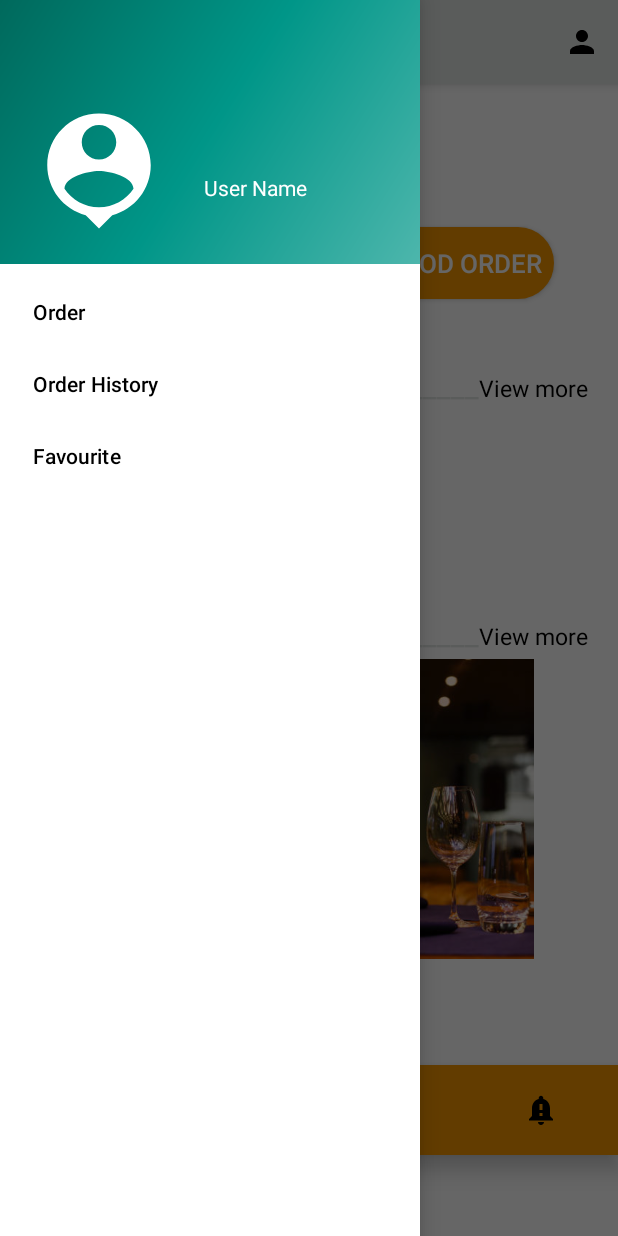
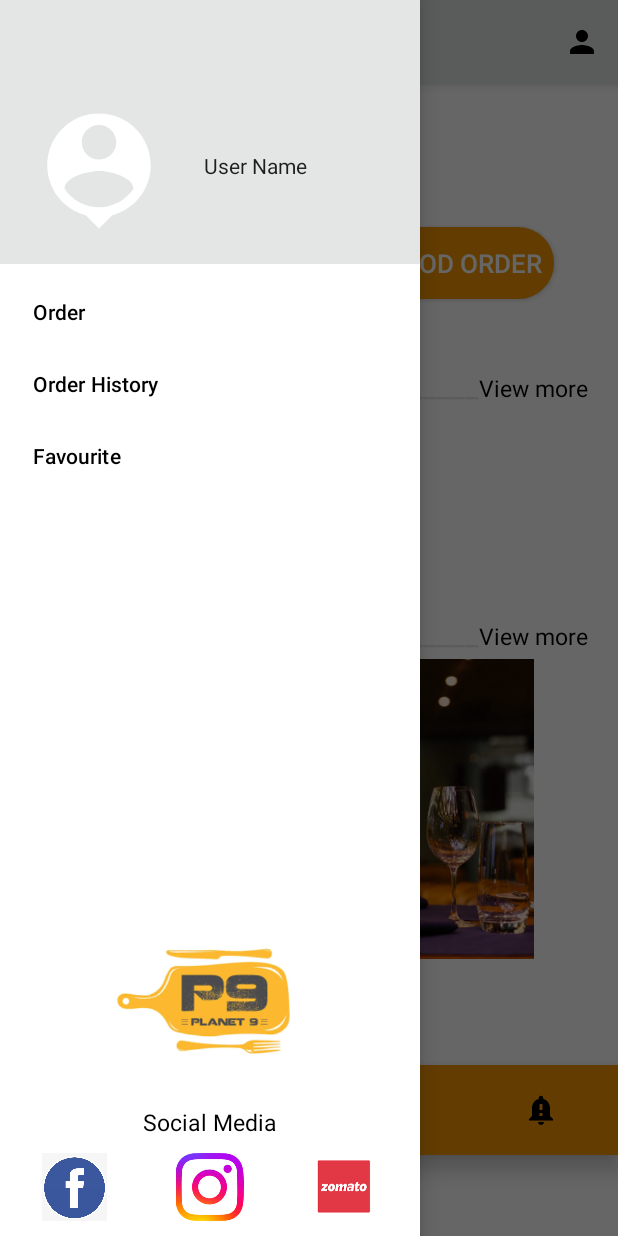
Before and after one commit to nirav131196/LearningApp4, an Android app: the screen it shows after launch (Dashboard_Activity_p9), with the side drawer open, on a phone screen of 412 x 824 dp. Run offline under Robolectric (Android 15) with nearby library versions, the phone set to English and light mode, and no system bars; our stand-ins replace navigation-ui.

Commit message:
COMMIT ON 10/3/2023 12:37 AM

```diff
--- a/LoginApp/app/src/main/java/com/example/loginapp/Dashboard_Activity_p9.java
+++ b/LoginApp/app/src/main/java/com/example/loginapp/Dashboard_Activity_p9.java
@@ -85,6 +85,31 @@ public class Dashboard_Activity_p9 extends AppCompatActivity {
         NavController navController = Navigation.findNavController(this, R.id.nav_host_fragment_content_dashboard_activity_p9);
         NavigationUI.setupActionBarWithNavController(this, navController, mAppBarConfiguration);
         NavigationUI.setupWithNavController(navigationView, navController);
+        navigationView.setNavigationItemSelectedListener(new NavigationView.OnNavigationItemSelectedListener() {
+            @Override
+            public boolean onNavigationItemSelected(@NonNull MenuItem item) {
+
+                switch(item.getItemId())
+                {
+                    case R.id.nav_order:
+                        Intent i2 =new Intent(Dashboard_Activity_p9.this,OrderList_Activity.class);
+                        startActivity(i2);
+                        finish();
+                        return true;
+                    case R.id.nav_history:
+                        Intent i3 =new Intent(Dashboard_Activity_p9.this,OrderHistory.class);
+                        startActivity(i3);
+                        finish();
+                        return true;
+                    case R.id.nav_favourite:
+                        Intent i4 =new Intent(Dashboard_Activity_p9.this,Favourite_Activity.class);
+                        startActivity(i4);
+                        finish();
+                        return true;
+                }
+                return false;
+            }
+        });
     }
 
     private void setSupportActionBar(Toolbar toolbar) {
@@ -100,7 +125,6 @@ public class Dashboard_Activity_p9 extends AppCompatActivity {
     @Override
     public boolean onOptionsItemSelected(@NonNull MenuItem item) {
 
-
         switch (item.getItemId())
         {
             case R.id.action_settings:
@@ -108,21 +132,7 @@ public class Dashboard_Activity_p9 extends AppCompatActivity {
                 startActivity(i);
                 finish();
                 return true;
-            case R.id.nav_order:
-                Intent i2 =new Intent(Dashboard_Activity_p9.this,OrderList_Activity.class);
-                startActivity(i2);
-                finish();
-                return true;
-            case R.id.nav_history:
-                Intent i3 =new Intent(Dashboard_Activity_p9.this,OrderHistory.class);
-                startActivity(i3);
-                finish();
-                return true;
-            case R.id.nav_favourite:
-                Intent i4 =new Intent(Dashboard_Activity_p9.this,Favourite_Activity.class);
-                startActivity(i4);
-                finish();
-                return true;
+
             default:
                 return super.onOptionsItemSelected(item);
         }
--- a/LoginApp/app/src/main/java/com/example/loginapp/ui/gallery/GalleryFragment.java
+++ b/LoginApp/app/src/main/java/com/example/loginapp/ui/gallery/GalleryFragment.java
@@ -34,24 +34,6 @@ public class GalleryFragment extends Fragment {
         galleryViewModel.getText().observe(getViewLifecycleOwner(), textView::setText);*/
         return root;
     }
-
-    @Override
-    public boolean onOptionsItemSelected(@NonNull MenuItem item) {
-
-
-        switch (item.getItemId())
-        {
-            case R.id.nav_gallery:
-                Intent i =new Intent(GalleryFragment.this, OrderHistory.class);
-                startActivity(i);
-                finish();
-                return true;
-
-            default:
-                return super.onOptionsItemSelected(item);
-        }
-    }
-
     @Override
     public void onDestroyView() {
         super.onDestroyView();
--- a/LoginApp/app/src/main/res/layout/activity_dashboard_p9.xml
+++ b/LoginApp/app/src/main/res/layout/activity_dashboard_p9.xml
@@ -21,5 +21,64 @@
         android:layout_gravity="start"
         android:fitsSystemWindows="true"
         app:headerLayout="@layout/nav_header_dashboard_activity_p9"
-        app:menu="@menu/activity_main_drawer" />
+        app:menu="@menu/activity_main_drawer">
+
+    <LinearLayout
+        android:layout_width="match_parent"
+        android:layout_height="wrap_content"
+        android:layout_gravity="bottom"
+        android:clickable="true"
+        android:gravity="center"
+        android:orientation="vertical">
+
+        <ImageView
+            android:id="@+id/image1"
+            android:layout_width="160dp"
+            android:layout_height="140dp"
+            app:srcCompat="@drawable/p9smalllogo"
+            android:layout_gravity="center"/>
+        <TextView
+            android:id="@+id/TextView_Event"
+            android:layout_width="wrap_content"
+            android:layout_height="wrap_content"
+            android:layout_margin="0dp"
+            android:layout_gravity="center"
+            android:text="Social Media"
+            android:textSize="15dp"
+            android:textColor="@color/black"/>
+        <LinearLayout
+            android:layout_width="wrap_content"
+            android:layout_height="wrap_content"
+            android:orientation="horizontal">
+
+            <ImageView
+                android:id="@+id/facebooklogo"
+                android:layout_width="70dp"
+                android:layout_height="45dp"
+                android:layout_margin="10dp"
+                app:layout_constraintLeft_toLeftOf="parent"
+                app:layout_constraintRight_toRightOf="parent"
+                app:layout_constraintTop_toTopOf="parent"
+                app:srcCompat="@drawable/facelogo"></ImageView>
+            <ImageView
+                android:id="@+id/instagramlogo"
+                android:layout_width="70dp"
+                android:layout_height="45dp"
+                android:layout_margin="10dp"
+                app:layout_constraintLeft_toLeftOf="parent"
+                app:layout_constraintRight_toRightOf="parent"
+                app:layout_constraintTop_toTopOf="parent"
+                app:srcCompat="@drawable/instagramlogo"></ImageView>
+            <ImageView
+                android:id="@+id/zomatologo"
+                android:layout_width="70dp"
+                android:layout_height="45dp"
+                android:layout_margin="10dp"
+                app:layout_constraintLeft_toLeftOf="parent"
+                app:layout_constraintRight_toRightOf="parent"
+                app:layout_constraintTop_toTopOf="parent"
+                app:srcCompat="@drawable/zomatologo"></ImageView>
+        </LinearLayout>
+    </LinearLayout>
+    </com.google.android.material.navigation.NavigationView>
 </androidx.drawerlayout.widget.DrawerLayout>
--- a/LoginApp/app/src/main/res/layout/content_dashboard_activity_p9.xml
+++ b/LoginApp/app/src/main/res/layout/content_dashboard_activity_p9.xml
@@ -17,8 +17,6 @@
         app:layout_constraintRight_toRightOf="parent"
         app:layout_constraintTop_toTopOf="parent"
         app:navGraph="@navigation/mobile_navigation" />
-
-
 
     <ScrollView
         android:id="@+id/scrollview"
--- a/LoginApp/app/src/main/res/layout/nav_header_dashboard_activity_p9.xml
+++ b/LoginApp/app/src/main/res/layout/nav_header_dashboard_activity_p9.xml
@@ -3,14 +3,14 @@
     xmlns:app="http://schemas.android.com/apk/res-auto"
     android:layout_width="match_parent"
     android:layout_height="@dimen/nav_header_height"
-    android:background="@drawable/side_nav_bar"
+    android:background="#e3e6e4"
     android:gravity="bottom"
     android:orientation="horizontal"
     android:paddingLeft="@dimen/activity_horizontal_margin"
     android:paddingTop="@dimen/activity_vertical_margin"
     android:paddingRight="@dimen/activity_horizontal_margin"
     android:paddingBottom="@dimen/activity_vertical_margin"
-    android:theme="@style/ThemeOverlay.AppCompat.Dark">
+    android:theme="@style/ThemeOverlay.AppCompat.Light">
 
     <ImageView
         android:id="@+id/imageView"
@@ -24,7 +24,7 @@
         android:layout_width="wrap_content"
         android:layout_height="wrap_content"
         android:text="@string/nav_header_title"
-        android:layout_marginTop="25dp"
+        android:layout_marginTop="40dp"
         android:layout_marginLeft="20dp"
         android:textAppearance="@style/TextAppearance.AppCompat.Body1" />
 
```
Also changed, not shown: LoginApp/app/src/main/res/drawable/zomatologo.png (added).
